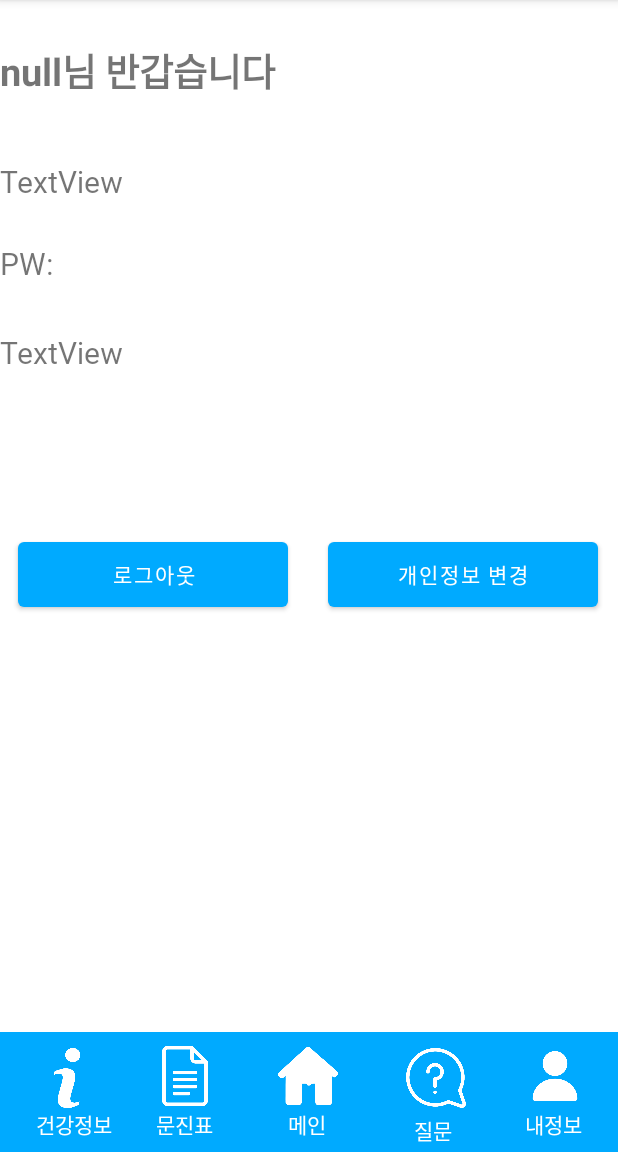
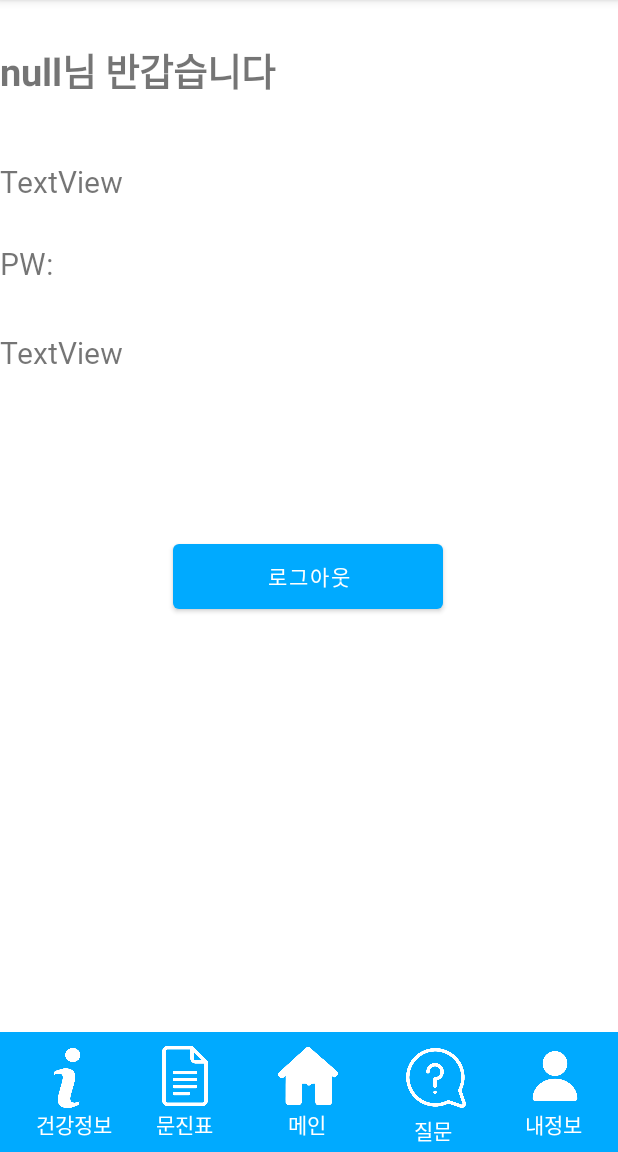
Before and after one commit to JunYong11/debg, an Android app: the myInfoActivity screen opened directly, with no data from a screen before it, on a phone screen of 412 x 824 dp, the part 84-1236 px from its top. Run offline under Robolectric (Android 15) with nearby library versions, the phone set to English and light mode, and no system bars; 3 statements that could not run were skipped.

Commit message:
06-08 19:42

```diff
--- a/app/src/main/java/com/example/main/chatgptActivity.java
+++ b/app/src/main/java/com/example/main/chatgptActivity.java
@@ -1,5 +1,6 @@
 package com.example.main;
 
+import android.annotation.SuppressLint;
 import android.graphics.Color;
 import android.os.Bundle;
 import android.view.View;
@@ -165,6 +166,7 @@ public class chatgptActivity extends AppCompatActivity {
         return tempLayout;
     }
 
+    @SuppressLint("NewApi")
     public void input(String input, TextView t){
         time=0;
         message.add(new ChatMessage(ChatMessageRole.USER.value(), input));
--- a/app/src/main/java/com/example/main/healthInfoActivity.java
+++ b/app/src/main/java/com/example/main/healthInfoActivity.java
@@ -131,8 +131,6 @@ public class healthInfoActivity extends AppCompatActivity {
             tv.setText(tName[check]);
             setCardViewPart();
         }
-
-
     }
 
 
--- a/app/src/main/java/com/example/main/ip.java
+++ b/app/src/main/java/com/example/main/ip.java
@@ -3,7 +3,7 @@ package com.example.main;
 import android.app.Application;
 
 public class ip extends Application {
-    private String address = "192.168.0.120";
+    private String address = "211.108.193.60";
 
     public String getIp(){
         return address;
--- a/app/src/main/res/layout/myinfo.xml
+++ b/app/src/main/res/layout/myinfo.xml
@@ -143,28 +143,15 @@
 
 
     <Button
-        android:id="@+id/changeInfo"
-        android:layout_width="180dp"
-        android:layout_height="55dp"
-        android:text="개인정보 변경"
-        app:layout_constraintBottom_toBottomOf="parent"
-        app:layout_constraintEnd_toEndOf="parent"
-        app:layout_constraintHorizontal_bias="0.943"
-        app:layout_constraintStart_toStartOf="parent"
-        app:layout_constraintTop_toTopOf="parent"
-        app:layout_constraintVertical_bias="0.499" />
-
-    <Button
         android:id="@+id/logout"
         android:layout_width="180dp"
         android:layout_height="55dp"
         android:text="로그아웃"
         app:layout_constraintBottom_toBottomOf="parent"
         app:layout_constraintEnd_toEndOf="parent"
-        app:layout_constraintHorizontal_bias="0.051"
+        app:layout_constraintHorizontal_bias="0.497"
         app:layout_constraintStart_toStartOf="parent"
-        app:layout_constraintTop_toTopOf="parent"
-        app:layout_constraintVertical_bias="0.499" />
+        app:layout_constraintTop_toTopOf="parent" />
 
     <TextView
         android:id="@+id/textView1"
```
Also changed, not shown: app/src/main/java/com/example/main/MainActivity.java (+0 -7 lines), 4 other files.
